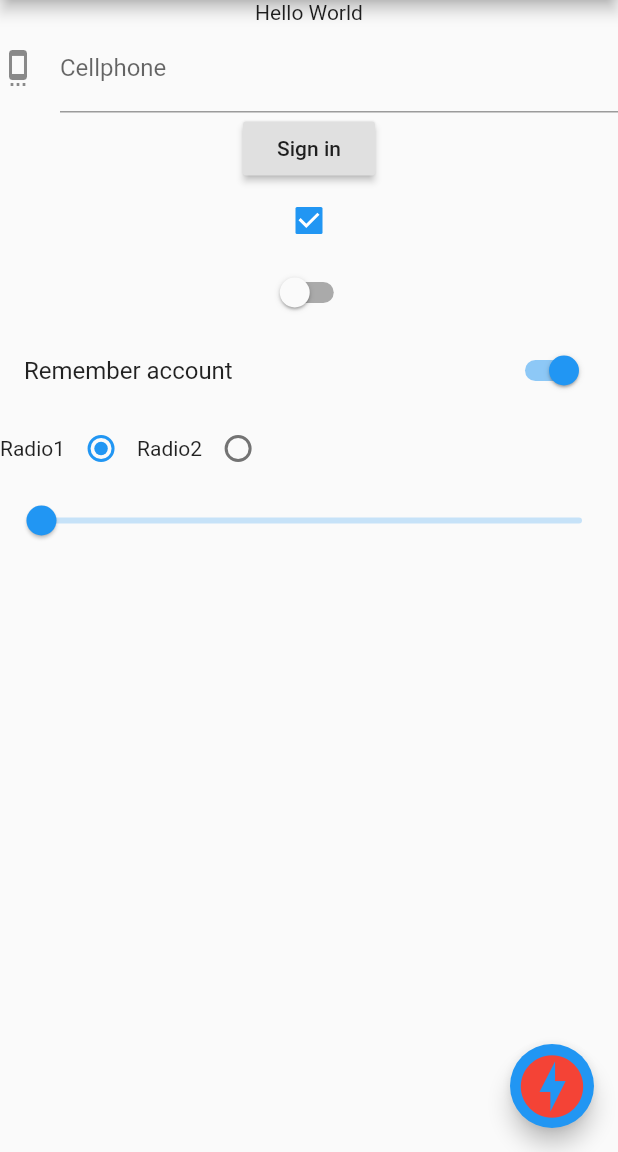
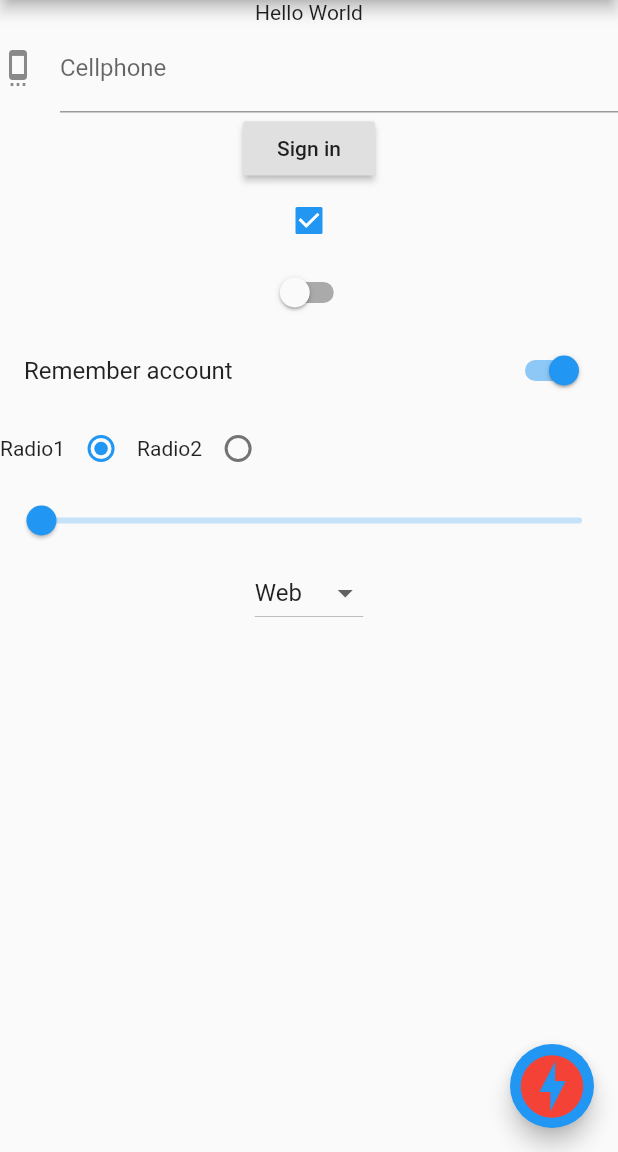
Before and after one commit to calyr/morefield, a Flutter app: the screen it shows after launch, on a phone screen of 412 x 824 dp, the part 84-1236 px from its top. Run offline on Flutter 3.47's test engine with Material 2 defaults, Android fonts, the phone set to English and light mode, and no system bars.

Commit message:
added DropdownButton

```diff
--- a/lib/main.dart
+++ b/lib/main.dart
@@ -38,13 +38,17 @@ class _MyAppState extends State<MyApp> {
             Row(
               children: [
                 Text('Radio1'),
-                Radio(value: _searchType, groupValue: SearchType.radio1, onChanged: (val) => _searchType = val ),
+                Radio(value: _searchType, groupValue: SearchType.radio1, onChanged: (val) => {
+                   _searchType = val  }),
                 Text('Radio2'),
                 Radio(value: _searchType, groupValue: SearchType.radio2, onChanged: (val) => _searchType = val ),
 
               ],
             ),
-            Slider( label: _value.toString(), min: 0, max: 100, value: _value, onChanged: (_) => true)
+            Slider( label: _value.toString(), min: 0, max: 100, value: _value, onChanged: (_) => true),
+            DropdownButton(value: _searchType, items: [DropdownMenuItem(child: Text('Web'), value: SearchType.radio1,),
+            DropdownMenuItem(child: Text('Mobile'), value: SearchType.radio2,),
+            ] , onChanged: (_) => true )
 
           ]
         ),
```
